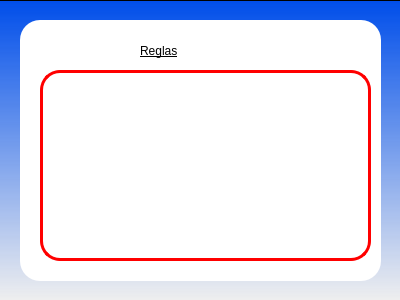
First picture: the form in gui/Reglas.ui, repository Stephanomejia17/NerdleApp, before the edit.
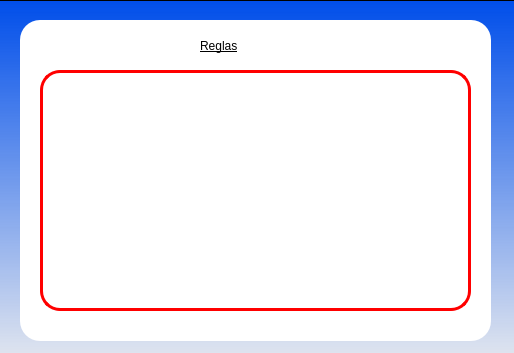
Second picture: the form after the edit.

```diff
--- a/gui/Reglas.ui
+++ b/gui/Reglas.ui
@@ -6,8 +6,8 @@
    <rect>
     <x>0</x>
     <y>0</y>
-    <width>400</width>
-    <height>300</height>
+    <width>514</width>
+    <height>353</height>
    </rect>
   </property>
   <property name="windowTitle">
@@ -18,8 +18,8 @@
     <rect>
      <x>-10</x>
      <y>0</y>
-     <width>421</width>
-     <height>301</height>
+     <width>531</width>
+     <height>381</height>
     </rect>
    </property>
    <property name="styleSheet">
@@ -37,8 +37,8 @@
      <rect>
       <x>30</x>
       <y>20</y>
-      <width>361</width>
-      <height>261</height>
+      <width>471</width>
+      <height>321</height>
      </rect>
     </property>
     <property name="styleSheet">
@@ -56,10 +56,10 @@
     <widget class="QLabel" name="Titulo">
      <property name="geometry">
       <rect>
-       <x>120</x>
-       <y>20</y>
-       <width>121</width>
-       <height>21</height>
+       <x>180</x>
+       <y>10</y>
+       <width>241</width>
+       <height>31</height>
       </rect>
      </property>
      <property name="styleSheet">
@@ -77,8 +77,8 @@
       <rect>
        <x>40</x>
        <y>70</y>
-       <width>271</width>
-       <height>141</height>
+       <width>391</width>
+       <height>201</height>
       </rect>
      </property>
      <property name="text">
@@ -90,8 +90,8 @@
       <rect>
        <x>20</x>
        <y>50</y>
-       <width>331</width>
-       <height>191</height>
+       <width>431</width>
+       <height>241</height>
       </rect>
      </property>
      <property name="styleSheet">
```
